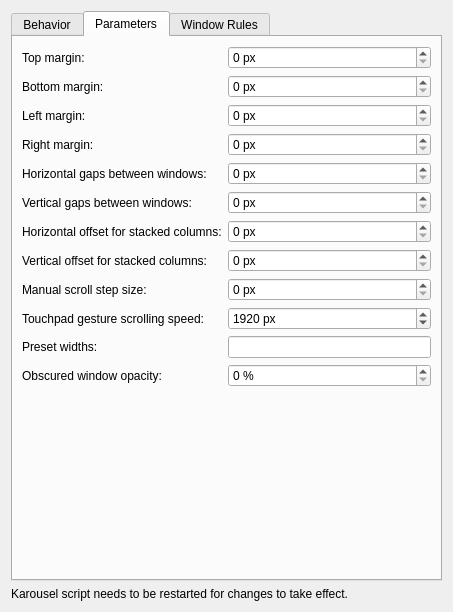
Before: the Qt Designer form package/contents/ui/config.ui in peterfajdiga/karousel, drawn with Qt 5.
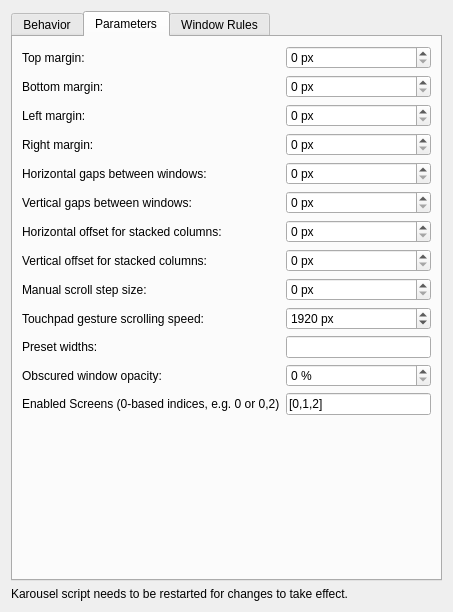
After: the same form once the commit is applied. The open tabs and pages were chosen to show the change.

Commit message: Add basic multi-monitor support: enable/disable per screen (enabledScreens config)

The edit to the form file:
```diff
--- a/package/contents/ui/config.ui
+++ b/package/contents/ui/config.ui
@@ -450,6 +450,21 @@
                                 </widget>
                             </item>
 
+                            <item row="12" column="0">
+                                <widget class="QLabel" name="label_enabledScreens">
+                                    <property name="text">
+                                        <string>Enabled Screens (0-based indices, e.g. 0 or 0,2)</string>
+                                    </property>
+                                </widget>
+                            </item>
+                            <item row="12" column="1">
+                                <widget class="QLineEdit" name="kcfg_enabledScreens">
+                                    <property name="text">
+                                        <string>[0,1,2]</string>
+                                    </property>
+                                </widget>
+                            </item>
+
                         </layout>
                     </widget>
 
```
The commit also changes 4 other files.
